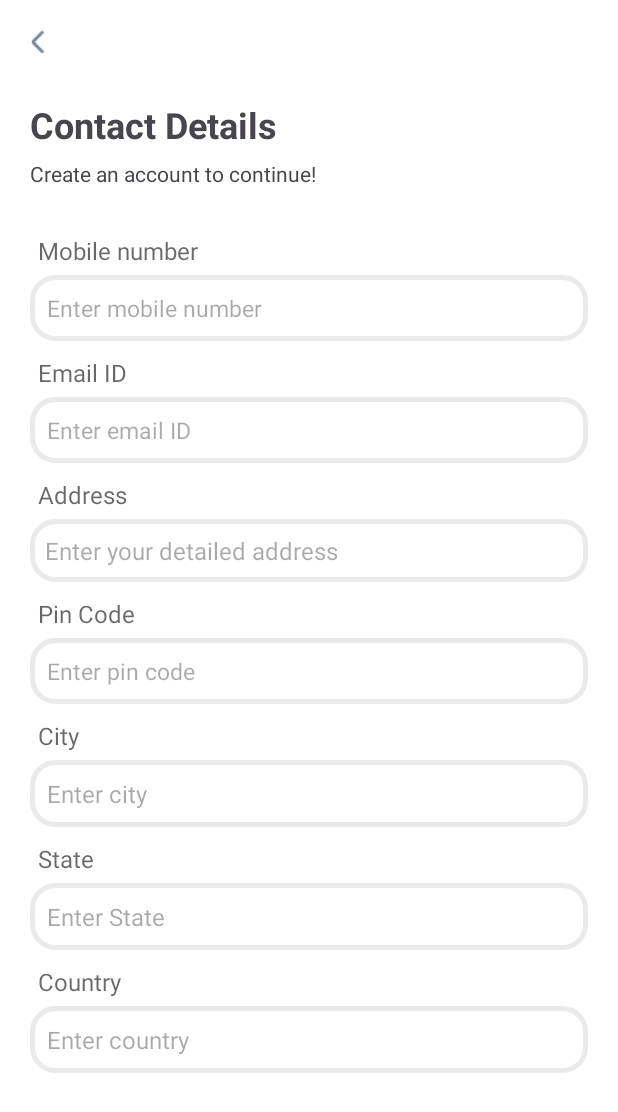
After one commit to AndroidUsers2024/EBot, an Android app: the layout contactdetails_screen.xml on its own in the app's theme, with its tools: preview values and no code run, on a phone screen of 412 x 824 dp. The commit adds this screen. Shown: the top 1112 px of the screen. Run offline under Robolectric (Android 15) with nearby library versions, the phone set to English and light mode, and no system bars.

Commit message:
register and otp

```diff
--- /dev/null
+++ b/app/src/main/res/drawable/edit_text_bg.xml
@@ -0,0 +1,10 @@
+<?xml version="1.0" encoding="utf-8"?>
+<shape xmlns:android="http://schemas.android.com/apk/res/android">
+    <solid android:color="@color/white"/>
+    <stroke
+        android:color="@color/gray_lite"
+    android:width="3dp" />
+
+    <corners android:radius="15dp"/>
+
+</shape>
--- /dev/null
+++ b/app/src/main/res/layout/contactdetails_screen.xml
@@ -0,0 +1,268 @@
+<?xml version="1.0" encoding="utf-8"?>
+<RelativeLayout xmlns:android="http://schemas.android.com/apk/res/android"
+    xmlns:app="http://schemas.android.com/apk/res-auto"
+    android:layout_width="match_parent"
+    android:layout_height="match_parent"
+    xmlns:tools="http://schemas.android.com/tools"
+    android:background="@color/white"
+    android:orientation="vertical">
+
+    <LinearLayout
+        android:layout_width="match_parent"
+        android:layout_height="wrap_content"
+        android:background="@color/white"
+        android:orientation="vertical">
+        <androidx.constraintlayout.widget.ConstraintLayout
+            android:layout_width="match_parent"
+            android:layout_height="wrap_content"
+            android:layout_marginBottom="16dp">
+
+            <View
+                android:id="@+id/back"
+                android:layout_width="25dp"
+                android:layout_height="25dp"
+                android:gravity="center"
+                android:background="@drawable/backarrow_ic"
+                android:layout_marginTop="15dp"
+                android:layout_marginStart="@dimen/_10sdp"
+                app:layout_constraintStart_toStartOf="parent"
+                app:layout_constraintTop_toTopOf="parent"
+                tools:layout_editor_absoluteX="114dp"
+                tools:layout_editor_absoluteY="50dp" />
+
+        </androidx.constraintlayout.widget.ConstraintLayout>
+
+        <LinearLayout
+            android:layout_width="match_parent"
+            android:layout_height="wrap_content"
+            android:paddingLeft="20dp"
+            android:paddingTop="10dp"
+            android:orientation="vertical">
+
+            <TextView
+                android:id="@+id/personal_de"
+                android:layout_width="181dp"
+                android:layout_height="31dp"
+                android:text="Contact Details"
+                android:lineSpacingExtra="2sp"
+                android:textStyle="bold"
+                android:layout_marginBottom="8dp"
+                android:textSize="24sp"
+                />
+            <TextView
+                android:id="@+id/create_an_a"
+                android:layout_width="200dp"
+                android:layout_height="20dp"
+                android:text="Create an account to continue!"
+                android:lineSpacingExtra="3sp"
+
+                />
+
+        </LinearLayout>
+
+
+            <androidx.core.widget.NestedScrollView
+                android:layout_width="match_parent"
+                android:layout_height="match_parent"
+                android:fillViewport="true">
+
+            <LinearLayout
+                android:layout_width="match_parent"
+                android:layout_height="wrap_content"
+                android:layout_marginTop="10dp"
+                android:padding="20dp"
+                android:orientation="vertical">
+
+                <TextView
+                    android:layout_width="match_parent"
+                    android:layout_height="wrap_content"
+                    android:layout_gravity="center"
+                    android:gravity="center|start"
+                    android:text="Mobile number"
+                    android:paddingStart="5dp"
+                    android:paddingEnd="5dp"
+                    android:textColor="@color/black_lite"
+                    android:textSize="16sp"
+                    android:textStyle="normal" />
+                <EditText
+                    android:id="@+id/et_mobileNumber"
+                    android:layout_width="match_parent"
+                    android:layout_height="wrap_content"
+                    android:layout_gravity="center"
+                    android:padding="11dp"
+                    android:layout_marginTop="5dp"
+                    android:digits="0123456789+ "
+                    android:inputType="number"
+                    android:gravity="center|start"
+                    android:hint="Enter mobile number"
+                    android:background="@drawable/edit_text_bg"
+                    android:textColor="@color/black"
+                    android:textSize="15sp"
+                    android:textStyle="normal" />
+                <TextView
+                    android:layout_width="match_parent"
+                    android:layout_height="wrap_content"
+                    android:layout_gravity="center"
+                    android:gravity="center|start"
+                    android:text="Email ID"
+                    android:layout_marginTop="10dp"
+                    android:paddingStart="5dp"
+                    android:paddingEnd="5dp"
+                    android:textColor="@color/black_lite"
+                    android:textSize="16sp"
+                    android:textStyle="normal"
+                    android:visibility="visible"/>
+                <EditText
+                    android:id="@+id/et_emailId"
+                    android:layout_width="match_parent"
+                    android:layout_height="wrap_content"
+                    android:layout_gravity="center"
+                    android:padding="11dp"
+                    android:layout_marginTop="5dp"
+                    android:gravity="center|start"
+                    android:hint="Enter email ID"
+                    android:inputType="textEmailAddress"
+                    android:background="@drawable/edit_text_bg"
+                    android:textColor="@color/black"
+                    android:textSize="15sp"
+                    android:textStyle="normal"
+                    android:visibility="visible"/>
+
+                <TextView
+                    android:layout_width="match_parent"
+                    android:layout_height="wrap_content"
+                    android:layout_gravity="center"
+                    android:gravity="center|start"
+                    android:text="Address"
+                    android:layout_marginTop="10dp"
+                    android:paddingStart="5dp"
+                    android:paddingEnd="5dp"
+                    android:textColor="@color/black_lite"
+                    android:textSize="16sp"
+                    android:textStyle="normal" />
+                <EditText
+                    android:id="@+id/et_address"
+                    android:layout_width="match_parent"
+                    android:layout_height="wrap_content"
+                    android:padding="10dp"
+                    android:layout_marginTop="5dp"
+                    android:inputType="textMultiLine"
+                    android:gravity="center|start"
+                    android:hint="Enter your detailed address"
+                    android:background="@drawable/edit_text_bg"
+                    android:textColor="@color/black"
+                    android:textSize="16sp"
+                    android:textStyle="normal" />
+                <TextView
+                    android:layout_width="match_parent"
+                    android:layout_height="wrap_content"
+                    android:layout_gravity="center"
+                    android:gravity="center|start"
+                    android:text="Pin Code"
+                    android:layout_marginTop="10dp"
+                    android:paddingStart="5dp"
+                    android:paddingEnd="5dp"
+                    android:textColor="@color/black_lite"
+                    android:textSize="16sp"
+                    android:textStyle="normal" />
+                <EditText
+                    android:id="@+id/et_pinCode"
+                    android:layout_width="match_parent"
+                    android:layout_height="wrap_content"
+                    android:layout_gravity="center"
+                    android:padding="11dp"
+                    android:layout_marginTop="5dp"
+                    android:gravity="center|start"
+                    android:hint="Enter pin code"
+                    android:maxLength="6"
+                    android:digits="1234567890"
+                    android:background="@drawable/edit_text_bg"
+                    android:textColor="@color/black"
+                    android:textSize="15sp"
+                    android:textStyle="normal" />
+                <TextView
+                    android:layout_width="match_parent"
+                    android:layout_height="wrap_content"
+                    android:layout_gravity="center"
+                    android:gravity="center|start"
+                    android:text="City"
+                    android:layout_marginTop="10dp"
+                    android:paddingStart="5dp"
+                    android:paddingEnd="5dp"
+                    android:textColor="@color/black_lite"
+                    android:textSize="16sp"
+                    android:textStyle="normal" />
+                <EditText
+                    android:id="@+id/et_city"
+                    android:layout_width="match_parent"
+                    android:layout_height="wrap_content"
+                    android:layout_gravity="center"
+                    android:padding="11dp"
+                    android:inputType="text"
+                    android:maxLength="20"
+                    android:layout_marginTop="5dp"
+                    android:gravity="center|start"
+                    android:background="@drawable/edit_text_bg"
+                    android:textColor="@color/black"
+                    android:textSize="16sp"
+                    android:hint="Enter city"
+                    android:textStyle="normal" />
+                <TextView
+                    android:layout_width="match_parent"
+                    android:layout_height="wrap_content"
+                    android:layout_gravity="center"
+                    android:gravity="center|start"
+                    android:text="State"
+                    android:layout_marginTop="10dp"
+                    android:paddingStart="5dp"
+                    android:paddingEnd="5dp"
+                    android:textColor="@color/black_lite"
+                    android:textSize="16sp"
+                    android:textStyle="normal" />
+                <EditText
+                    android:id="@+id/et_state"
+                    android:layout_width="match_parent"
+                    android:layout_height="wrap_content"
+                    android:layout_gravity="center"
+                    android:padding="11dp"
+                    android:hint="Enter State"
+                    android:inputType="text"
+                    android:maxLength="20"
+                    android:layout_marginTop="5dp"
+                    android:gravity="center|start"
+                    android:background="@drawable/edit_text_bg"
+                    android:textColor="@color/black"
+                    android:textSize="16sp"
+                    android:textStyle="normal" />
+                <TextView
+                    android:layout_width="match_parent"
+                    android:layout_height="wrap_content"
+                    android:layout_gravity="center"
+                    android:gravity="center|start"
+                    android:text="Country"
+                    android:layout_marginTop="10dp"
+                    android:paddingStart="5dp"
+                    android:paddingEnd="5dp"
+                    android:textColor="@color/black_lite"
+                    android:textSize="16sp"
+                    android:textStyle="normal" />
+                <EditText
+                    android:id="@+id/et_country"
+                    android:layout_width="match_parent"
+                    android:layout_height="wrap_content"
+                    android:layout_gravity="center"
+                    android:padding="11dp"
+                    android:layout_marginTop="5dp"
+                    android:gravity="center|start"
+                    android:hint="Enter country"
+                    android:inputType="text"
+                    android:maxLength="18"
+                    android:background="@drawable/edit_text_bg"
+                    android:textColor="@color/black"
+                    android:textSize="16sp"
+                    android:textStyle="normal" />
+            </LinearLayout>
+            </androidx.core.widget.NestedScrollView>
+    </LinearLayout>
+
+</RelativeLayout>
```
Also changed, not shown: app/src/main/res/drawable/button_bg.xml (added, +23 -0 lines), app/src/main/res/drawable/spinner_bg.xml (added, +27 -0 lines), app/src/main/res/layout/otp_verificationscreen.xml (added, +185 -0 lines), app/src/main/res/layout/personal_detailscreen.xml (added, +169 -0 lines), app/src/main/res/values/colors.xml (+23 -0 lines), app/src/main/res/drawable/backarrow_ic.png (added), app/src/main/res/drawable/down_arrow.png (added), app/src/main/res/drawable/ic_calendar.png (added), app/src/main/res/drawable/ic_edit.png (added), app/src/main/res/drawable/otp_verify_img.png (added).
